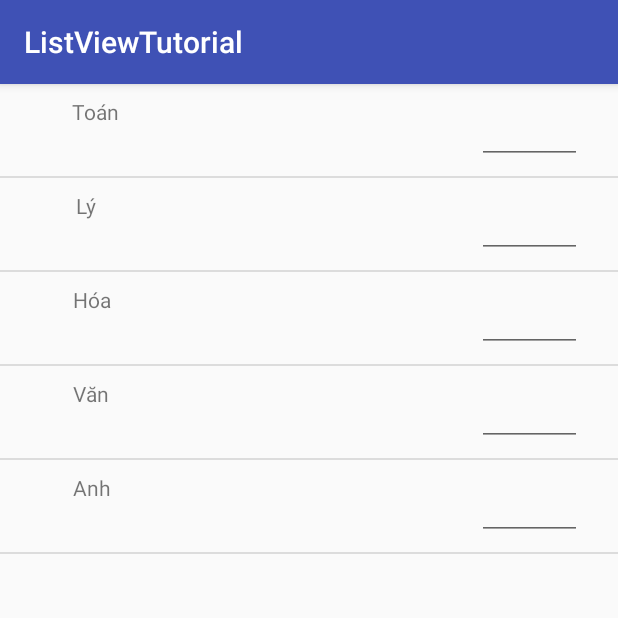
After one commit to ttpthuy/android-personal, an Android app: the check_score screen opened directly, with no data from a screen before it, on a phone screen of 412 x 824 dp, the top half of it. The commit adds this screen. Run offline under Robolectric (Android 15) with nearby library versions, the phone set to English and light mode, and no system bars.

Commit message:
score adapter

```diff
--- a/app/build.gradle
+++ b/app/build.gradle
@@ -31,5 +31,4 @@ dependencies {
     compile group: 'com.fasterxml.jackson.core', name: 'jackson-databind', version: '2.9.7'
 
 
-
 }
--- a/app/src/main/AndroidManifest.xml
+++ b/app/src/main/AndroidManifest.xml
@@ -24,6 +24,8 @@
         </activity>
         <activity android:name=".MainActivity">
         </activity>
+        <activity android:name=".check_score">
+        </activity>
     </application>
 
 </manifest>
--- /dev/null
+++ b/app/src/main/java/com/example/thuytran/listviewtutorial/check_score.java
@@ -0,0 +1,38 @@
+package com.example.thuytran.listviewtutorial;
+
+import android.support.v7.app.AppCompatActivity;
+import android.os.Bundle;
+import android.util.Log;
+import android.widget.ArrayAdapter;
+import android.widget.ListView;
+
+import java.util.ArrayList;
+import java.util.List;
+
+public class  check_score extends AppCompatActivity {
+
+    ListView listViewScore;
+
+    @Override
+    protected void onCreate(Bundle savedInstanceState) {
+        super.onCreate(savedInstanceState);
+        setContentView(R.layout.activity_check_score);
+        listViewScore = (ListView) findViewById(R.id.scoreLV);
+        List<String> subjects = new ArrayList<>();
+        subjects.add("Toán");
+        subjects.add("Lý");
+        subjects.add("Hóa");
+        subjects.add("Văn");
+        subjects.add("Anh");
+        Log.i("checkScore", "checkScore");
+        Log.i("listSub", subjects + "");
+        ArrayAdapter<String> arrayAdapter = new ArrayAdapter<String>(this, R.layout.score_row, R.id.textSubject, subjects);
+
+//        listViewScore.setAdapter(scoreAdapter);
+        listViewScore.setAdapter(arrayAdapter);
+    }
+    public void getData(){
+
+
+    }
+}
--- a/app/src/main/java/com/example/thuytran/listviewtutorial/intro.java
+++ b/app/src/main/java/com/example/thuytran/listviewtutorial/intro.java
@@ -27,7 +27,7 @@ public class intro extends AppCompatActivity {
 
     }
     private void setBtnTakeATest (){
-        Intent intent = new Intent(this, MainActivity.class);
+        Intent intent = new Intent(this, check_score.class);
         startActivity(intent);
     }
 }
--- /dev/null
+++ b/app/src/main/res/layout/activity_check_score.xml
@@ -0,0 +1,15 @@
+<?xml version="1.0" encoding="utf-8"?>
+<android.support.constraint.ConstraintLayout
+        xmlns:android="http://schemas.android.com/apk/res/android"
+        xmlns:tools="http://schemas.android.com/tools"
+        xmlns:app="http://schemas.android.com/apk/res-auto"
+        android:layout_width="match_parent"
+        android:layout_height="match_parent"
+        tools:context=".check_score">
+    <ListView
+            android:layout_width="match_parent"
+            android:layout_height="match_parent"
+            android:id="@+id/scoreLV"
+    />
+
+</android.support.constraint.ConstraintLayout>
--- /dev/null
+++ b/app/src/main/res/layout/score_row.xml
@@ -0,0 +1,24 @@
+<?xml version="1.0" encoding="utf-8"?>
+<android.support.constraint.ConstraintLayout xmlns:android="http://schemas.android.com/apk/res/android"
+                                             xmlns:app="http://schemas.android.com/apk/res-auto" xmlns:tools="http://schemas.android.com/tools" android:layout_width="match_parent"
+              android:layout_height="match_parent">
+
+    <TextView
+            android:text="TextView"
+            android:layout_width="wrap_content"
+            android:layout_height="wrap_content"
+            android:id="@+id/textSubject"
+            android:layout_weight="1" app:layout_constraintStart_toStartOf="parent"
+            android:layout_marginStart="8dp" app:layout_constraintTop_toTopOf="parent" android:layout_marginTop="8dp"
+            app:layout_constraintEnd_toStartOf="@+id/scoreET" android:layout_marginEnd="8dp"
+            app:layout_constraintBottom_toBottomOf="parent" android:layout_marginBottom="8dp"
+            app:layout_constraintHorizontal_bias="0.147" app:layout_constraintVertical_bias="0.015"/>
+    <EditText
+            android:layout_width="70dp"
+            android:layout_height="45dp"
+            android:layout_alignParentRight="true"
+            android:id="@+id/scoreET" android:layout_marginTop="8dp"
+            app:layout_constraintTop_toTopOf="parent" app:layout_constraintEnd_toEndOf="parent"
+            android:layout_marginEnd="24dp" app:layout_constraintBottom_toBottomOf="parent"
+            android:layout_marginBottom="8dp" app:layout_constraintVertical_bias="0.0"/>
+</android.support.constraint.ConstraintLayout>
```
Also changed, not shown: app/src/main/java/com/example/thuytran/listviewtutorial/MainActivity.java (+6 -38 lines), app/src/main/java/com/example/thuytran/listviewtutorial/ScoreAdapter.java (added, +76 -0 lines).
